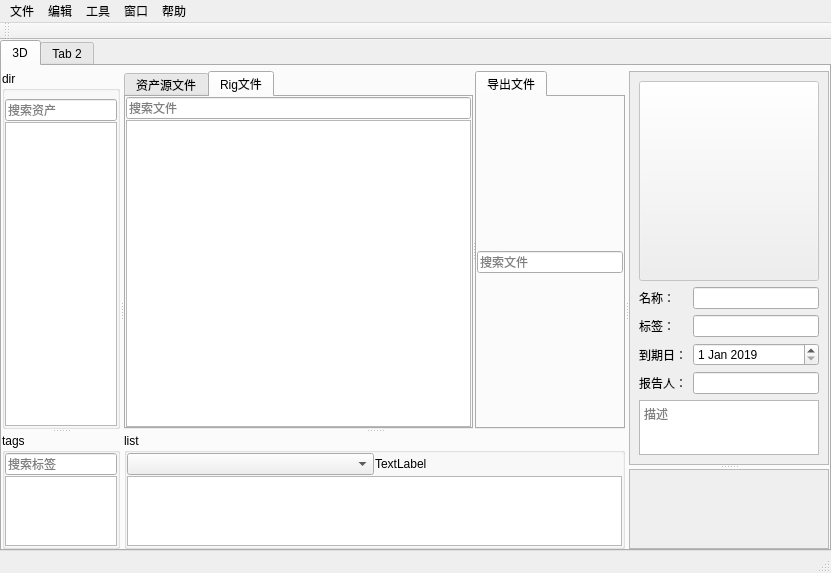
Old version of the form assetsManage/UI/AM_MainWin.ui in the repository IvanYangYangXi/pyqt_study.
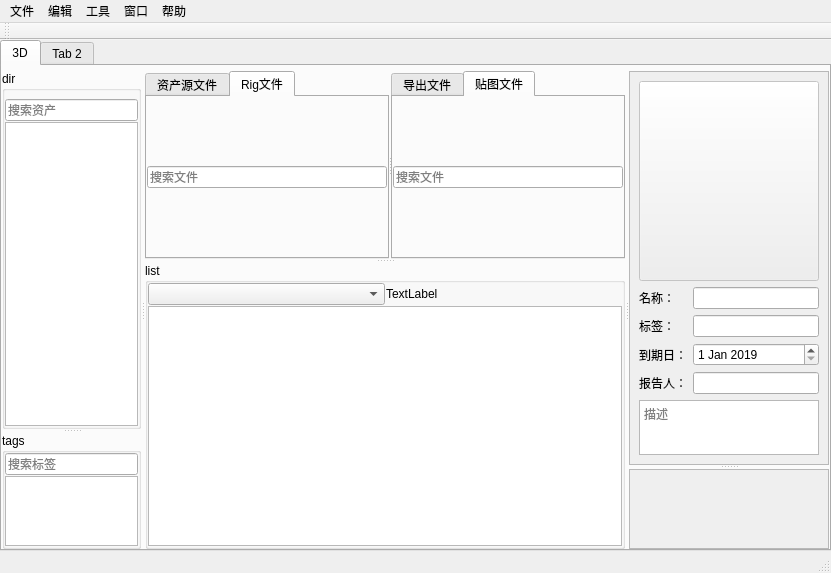
New version of the form. The open tabs and pages were chosen to show the change. Icons and pictures are not drawn.

```diff
--- a/assetsManage/UI/AM_MainWin.ui
+++ b/assetsManage/UI/AM_MainWin.ui
@@ -266,9 +266,6 @@
                <item>
                 <layout class="QVBoxLayout" name="verticalLayout_rigfile"/>
                </item>
-               <item>
-                <widget class="QListWidget" name="listWidget_rigfile"/>
-               </item>
               </layout>
              </widget>
             </widget>
@@ -308,6 +305,38 @@
                </item>
               </layout>
              </widget>
+             <widget class="QWidget" name="tab">
+              <attribute name="title">
+               <string>贴图文件</string>
+              </attribute>
+              <layout class="QVBoxLayout" name="verticalLayout_8">
+               <property name="spacing">
+                <number>1</number>
+               </property>
+               <property name="leftMargin">
+                <number>0</number>
+               </property>
+               <property name="topMargin">
+                <number>0</number>
+               </property>
+               <property name="rightMargin">
+                <number>0</number>
+               </property>
+               <property name="bottomMargin">
+                <number>0</number>
+               </property>
+               <item>
+                <widget class="QLineEdit" name="lineEdit_9">
+                 <property name="placeholderText">
+                  <string>搜索文件</string>
+                 </property>
+                </widget>
+               </item>
+               <item>
+                <layout class="QVBoxLayout" name="verticalLayout_expTex"/>
+               </item>
+              </layout>
+             </widget>
             </widget>
            </widget>
            <widget class="QGroupBox" name="groupBox">
```
Left out of the diff: 2 changed lines with no effect on the pictures.
